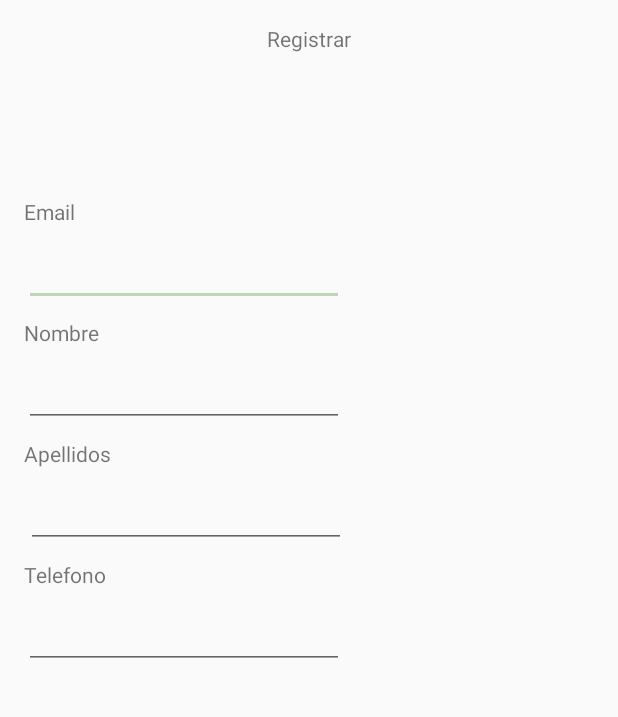
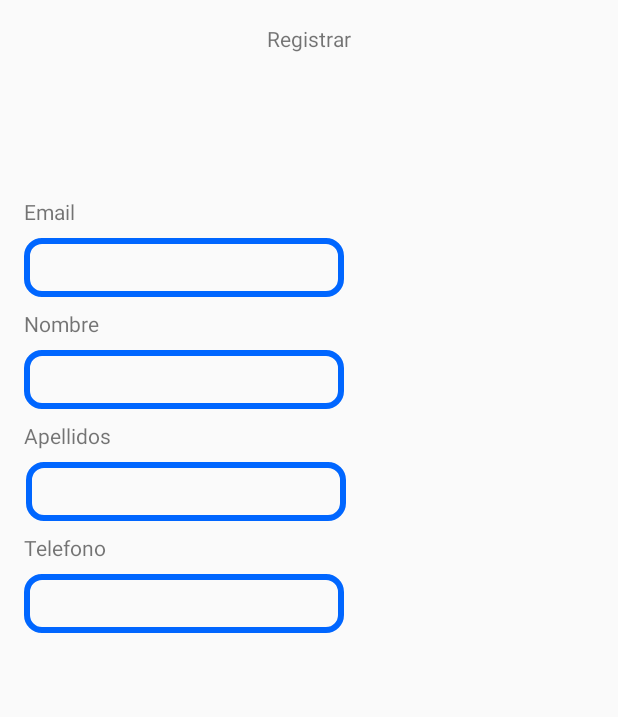
Before and after one commit to JSilvaH/ImpecusApp-deprecated-, an Android app: the SingupActivity screen opened directly, with no data from a screen before it, on a phone screen of 412 x 824 dp, the part 84-801 px from its top. Run offline under Robolectric (Android 15) with nearby library versions, the phone set to English and light mode, and no system bars.

Commit message:
Bacground edittext singup

```diff
--- /dev/null
+++ b/app/src/main/res/drawable/edittext_singup_background.xml
@@ -0,0 +1,6 @@
+<?xml version="1.0" encoding="utf-8"?>
+<shape xmlns:android="http://schemas.android.com/apk/res/android">
+    <stroke android:width="4dp" android:color="#0066ff" />
+    <corners android:radius="10dp"/>
+    <padding android:left="10dp" android:top="15dp" android:right="10dp" android:bottom="0dp" />
+</shape>
--- a/app/src/main/res/layout/activity_singup_activity.xml
+++ b/app/src/main/res/layout/activity_singup_activity.xml
@@ -26,6 +26,7 @@
             android:layout_height="wrap_content"
             android:layout_marginStart="16dp"
             android:layout_marginTop="8dp"
+            android:background="@drawable/edittext_singup_background"
             android:ems="10"
             android:inputType="textPersonName"
             app:layout_constraintStart_toStartOf="parent"
@@ -45,6 +46,7 @@
             android:id="@+id/editText2"
             android:layout_width="wrap_content"
             android:layout_height="wrap_content"
+            android:background="@drawable/edittext_singup_background"
             android:layout_marginStart="16dp"
             android:layout_marginTop="8dp"
             android:ems="10"
@@ -69,6 +71,7 @@
             android:layout_marginStart="16dp"
             android:layout_marginTop="8dp"
             android:layout_marginEnd="180dp"
+            android:background="@drawable/edittext_singup_background"
             android:ems="10"
             android:inputType="textPersonName"
             app:layout_constraintEnd_toEndOf="parent"
@@ -102,6 +105,7 @@
             android:layout_marginStart="16dp"
             android:layout_marginTop="8dp"
             android:ems="10"
+            android:background="@drawable/edittext_singup_background"
             android:inputType="textPersonName"
             app:layout_constraintStart_toStartOf="parent"
             app:layout_constraintTop_toBottomOf="@+id/textView6" />
```
